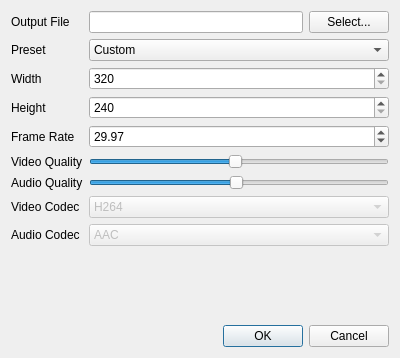
First picture: the form in src/Gui/export/RendererSettings.ui, repository luyikei/VLMC, before the edit.
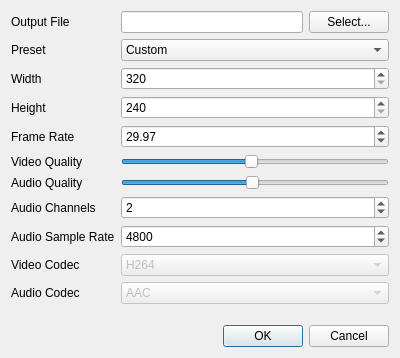
Second picture: the form after the edit.

Commit message: WorkflowRenderer: Pass nbChannels and sampleRate to startRenderToFile()

```diff
--- a/src/Gui/export/RendererSettings.ui
+++ b/src/Gui/export/RendererSettings.ui
@@ -138,14 +138,14 @@
      </property>
     </widget>
    </item>
-   <item row="7" column="0">
+   <item row="9" column="0">
     <widget class="QLabel" name="label_6">
      <property name="text">
       <string>Video Codec</string>
      </property>
     </widget>
    </item>
-   <item row="7" column="1">
+   <item row="9" column="1">
     <widget class="QComboBox" name="videoCodec">
      <property name="enabled">
       <bool>false</bool>
@@ -157,14 +157,14 @@
      </item>
     </widget>
    </item>
-   <item row="8" column="0">
+   <item row="10" column="0">
     <widget class="QLabel" name="label_7">
      <property name="text">
       <string>Audio Codec</string>
      </property>
     </widget>
    </item>
-   <item row="8" column="1">
+   <item row="10" column="1">
     <widget class="QComboBox" name="audioCodec">
      <property name="enabled">
       <bool>false</bool>
@@ -176,7 +176,7 @@
      </item>
     </widget>
    </item>
-   <item row="10" column="0" colspan="2">
+   <item row="12" column="0" colspan="2">
     <widget class="QDialogButtonBox" name="buttonBox">
      <property name="orientation">
       <enum>Qt::Horizontal</enum>
@@ -186,7 +186,7 @@
      </property>
     </widget>
    </item>
-   <item row="9" column="0">
+   <item row="11" column="0">
     <spacer name="verticalSpacer">
      <property name="orientation">
       <enum>Qt::Vertical</enum>
@@ -274,6 +274,37 @@
      </property>
     </widget>
    </item>
+   <item row="7" column="0">
+    <widget class="QLabel" name="label_8">
+     <property name="text">
+      <string>Audio Channels</string>
+     </property>
+    </widget>
+   </item>
+   <item row="7" column="1">
+    <widget class="QSpinBox" name="nbChannels">
+     <property name="value">
+      <number>2</number>
+     </property>
+    </widget>
+   </item>
+   <item row="8" column="0">
+    <widget class="QLabel" name="label_10">
+     <property name="text">
+      <string>Audio Sample Rate</string>
+     </property>
+    </widget>
+   </item>
+   <item row="8" column="1">
+    <widget class="QSpinBox" name="sampleRate">
+     <property name="maximum">
+      <number>10000</number>
+     </property>
+     <property name="value">
+      <number>4800</number>
+     </property>
+    </widget>
+   </item>
   </layout>
  </widget>
  <resources/>
```
The commit also changes 7 other files.
